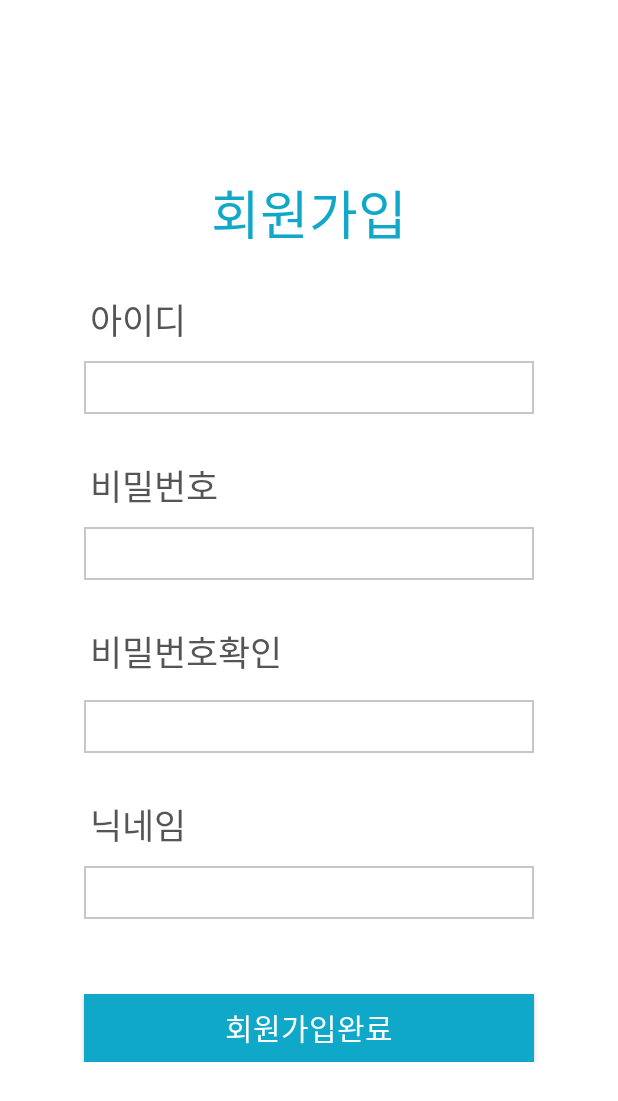
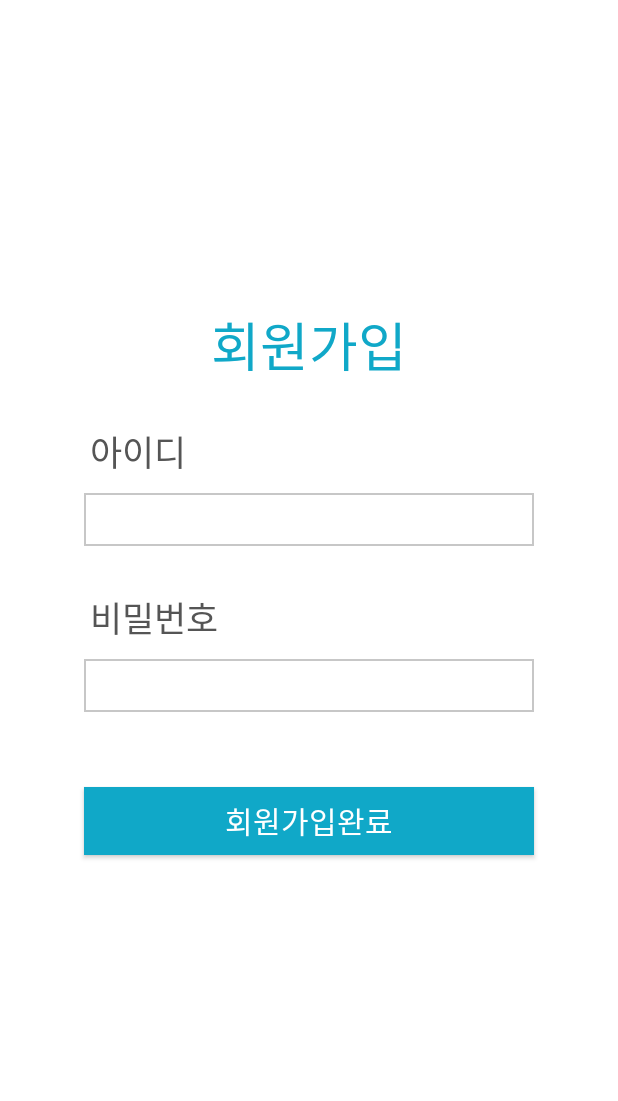
Before and after one commit to pknu-wap/TIKITAKA, an Android app: the screen it shows after launch (SignupActivity), after a tap on "티키타카가 처음이신가요?", on a phone screen of 412 x 824 dp. Shown: the top 1101 px of the screen. Run offline under Robolectric (Android 15) with nearby library versions, the light colour scheme and no system bars; our stand-ins replace Firebase (no records; nobody signed in at launch, a user with empty details on screens opened directly).

Commit message:
회원가입 구현

```diff
--- a/app/build.gradle
+++ b/app/build.gradle
@@ -28,5 +28,6 @@ dependencies {
     testImplementation 'junit:junit:4.12'
     androidTestImplementation 'androidx.test:runner:1.1.1'
     androidTestImplementation 'androidx.test.espresso:espresso-core:3.1.1'
+    implementation 'com.google.firebase:firebase-auth:19.1.0'
 }
 apply plugin: 'com.google.gms.google-services'
--- a/app/src/main/java/com/example/tikitaka/SignupActivity.java
+++ b/app/src/main/java/com/example/tikitaka/SignupActivity.java
@@ -1,11 +1,14 @@
 package com.example.tikitaka;
 
+import androidx.annotation.NonNull;
 import androidx.appcompat.app.AppCompatActivity;
 
+import android.app.ProgressDialog;
 import android.content.Intent;
 import android.media.Image;
 import android.os.Bundle;
 import android.text.Editable;
+import android.text.TextUtils;
 import android.text.TextWatcher;
 import android.view.View;
 import android.widget.Button;
@@ -14,65 +17,85 @@ import android.widget.ImageView;
 import android.widget.TextView;
 import android.widget.Toast;
 
-public class SignupActivity extends AppCompatActivity {
+import com.google.android.gms.tasks.OnCompleteListener;
+import com.google.android.gms.tasks.Task;
+import com.google.firebase.auth.AuthResult;
+import com.google.firebase.auth.FirebaseAuth;
+
+public class SignupActivity extends AppCompatActivity implements View.OnClickListener{
 
     Button btn_signup_complete;
-    EditText id_signup,pw_first, pw_second,nick_signup;
-    ImageView pw_Image;
-
-
+    EditText id_signup,pw_signup;
+    ProgressDialog progressDialog;
+    FirebaseAuth firebaseAuth;
+    TextView textviewMessage;
 
     @Override
     protected void onCreate(Bundle savedInstanceState) {
         super.onCreate(savedInstanceState);
         setContentView(R.layout.activity_signup);
 
-        id_signup=findViewById(R.id.id_signup);
-        nick_signup=findViewById(R.id.nick_signup);
+        //initializing firebase auth object
+        firebaseAuth = FirebaseAuth.getInstance();
 
-        btn_signup_complete = findViewById(R.id.btn_signup_complete);
-        btn_signup_complete.setOnClickListener(new View.OnClickListener() {
-                @Override
-                public void onClick (View v){
-                if (pw_first.getText().toString() != null) {
-                    if (pw_first.getText().toString().equals(pw_second.getText().toString())) {
-                        Intent intent = new Intent(SignupActivity.this, LoginActivity.class);
-                        startActivity(intent);
-                        Toast.makeText(SignupActivity.this, "가입 되었습니다.", Toast.LENGTH_SHORT).show();
-                    } else {
-                        Toast.makeText(SignupActivity.this, "비밀번호가 다릅니다.", Toast.LENGTH_SHORT).show();
-                    }
-                }
-            }
-
-        });
-
-        pw_first = (EditText)findViewById(R.id.pw_first);
-        pw_second = (EditText)findViewById(R.id.pw_second);
-        pw_Image = (ImageView)findViewById(R.id.pw_Image);
-
-        pw_second.addTextChangedListener(new TextWatcher() {
-
-            @Override
-        public void beforeTextChanged(CharSequence charSequence, int i, int i1, int i2) {
-
+        if(firebaseAuth.getCurrentUser() != null){
+            //이미 로그인 되었다면 이 액티비티를 종료함
+            finish();
+            //그리고 Main 액티비티를 연다.
+            startActivity(new Intent(getApplicationContext(), MainActivity.class));
         }
 
-        @Override
-        public void onTextChanged(CharSequence charSequence, int i, int i1, int i2) {
-            if(pw_first.getText().toString().equals(pw_second.getText().toString())) {
-                pw_Image.setImageResource(R.drawable.check_img);
-            } else {
+        id_signup=findViewById(R.id.id_signup);
+        pw_signup = (EditText)findViewById(R.id.pw_signup);
+        btn_signup_complete = findViewById(R.id.btn_signup_complete);
+        progressDialog=new ProgressDialog(this);
+        textviewMessage=findViewById(R.id.textviewMessage);
 
-                pw_Image.setImageResource(R.drawable.red_cross);
-            }
+        btn_signup_complete.setOnClickListener(this);
+
+    }
+    //Firebse creating a new user
+    private void registerUser(){
+        //사용자가 입력하는 email, password를 가져온다.
+        String email = id_signup.getText().toString().trim();
+        String password = pw_signup.getText().toString().trim();
+        //email과 password가 비었는지 아닌지를 체크 한다.
+        if(TextUtils.isEmpty(email)){
+            Toast.makeText(this, "Email을 입력해 주세요.", Toast.LENGTH_SHORT).show();
+            return;
+        }
+        if(TextUtils.isEmpty(password)){
+            Toast.makeText(this, "Password를 입력해 주세요.", Toast.LENGTH_SHORT).show();
         }
 
-        @Override
-        public void afterTextChanged(Editable editable)  {
+        //email과 password가 제대로 입력되어 있다면 계속 진행된다.
+        progressDialog.setMessage("등록중입니다. 기다려 주세요...");
+        progressDialog.show();
 
-        }
-    });
+        //creating a new user
+        firebaseAuth.createUserWithEmailAndPassword(email, password)
+                .addOnCompleteListener(this, new OnCompleteListener<AuthResult>() {
+                    @Override
+                    public void onComplete(@NonNull Task<AuthResult> task) {
+                        if(task.isSuccessful()){
+                            finish();
+                            startActivity(new Intent(getApplicationContext(), MainActivity.class));
+                        } else {
+                            //에러발생시
+                            textviewMessage.setText("에러유형\n - 이미 등록된 이메일  \n -암호 최소 6자리 이상 \n - 서버에러");
+                            Toast.makeText(SignupActivity.this, "등록 에러!", Toast.LENGTH_SHORT).show();
+                        }
+                        progressDialog.dismiss();
+                    }
+                });
 
     }
+
+    //button click event
+    @Override
+    public void onClick(View view){
+        if(view==btn_signup_complete){
+            registerUser();
+        }
+    }
 }
--- a/app/src/main/res/layout/activity_signup.xml
+++ b/app/src/main/res/layout/activity_signup.xml
@@ -62,60 +62,13 @@
         </TextView>
 
         <EditText
-            android:id="@+id/pw_first"
+            android:id="@+id/pw_signup"
             style="@style/edit_style"
             android:password="true"
             android:background="@drawable/signup_edge">
 
         </EditText>
 
-        <LinearLayout
-            android:layout_width="match_parent"
-            android:layout_height="80dp"
-            android:orientation="horizontal">
-        <TextView
-            style="@style/text_style"
-            android:layout_width="wrap_content"
-            android:layout_height="wrap_content"
-            android:text="비밀번호확인"
-            android:layout_marginLeft="60dp"
-            android:fontFamily="@font/bm">
-
-        </TextView>
-
-            <ImageView
-                android:id="@+id/pw_Image"
-                android:layout_width="25dp"
-                android:layout_height="25dp"
-                android:layout_gravity="center">
-
-            </ImageView>
-        </LinearLayout>
-
-        <EditText
-            android:id="@+id/pw_second"
-            style="@style/edit_style"
-            android:layout_gravity="center"
-            android:password="true"
-            android:background="@drawable/signup_edge">
-
-        </EditText>
-
-        <TextView
-            style="@style/text_style"
-            android:layout_width="match_parent"
-            android:layout_height="wrap_content"
-            android:text="닉네임"
-            android:fontFamily="@font/bm">
-
-        </TextView>
-
-        <EditText
-            android:id="@+id/nick_signup"
-            style="@style/edit_style"
-            android:background="@drawable/signup_edge">
-
-        </EditText>
 
         <Button
             android:id="@+id/btn_signup_complete"
@@ -131,6 +84,14 @@
 
         </Button>
 
+        <TextView
+            android:layout_margin="15dp"
+            android:layout_gravity="center_horizontal"
+            android:textColor="@color/colorAccent"
+            android:id="@+id/textviewMessage"
+            android:layout_width="wrap_content"
+            android:layout_height="wrap_content" />
+
     </LinearLayout>
 
 
```
